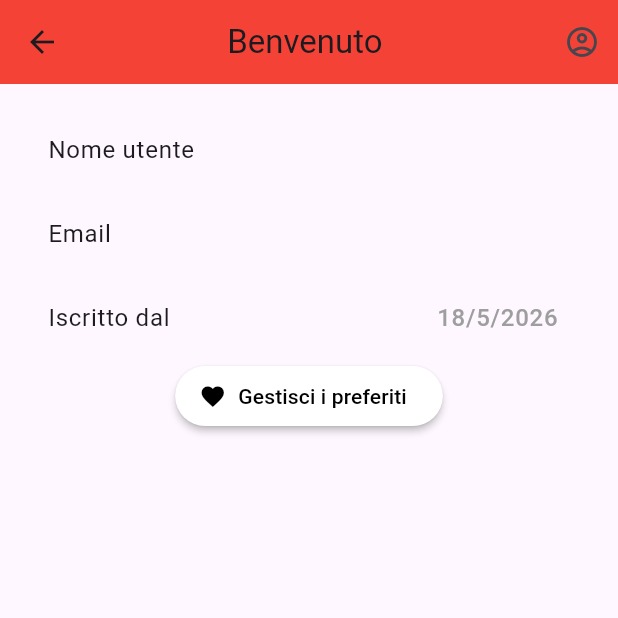
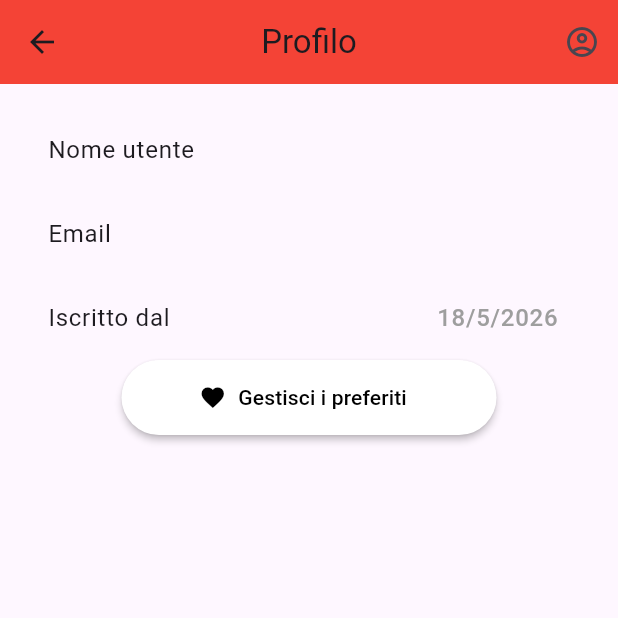
Before and after one commit to Nocturnal23/f1_news, a Flutter app: the Profile screen opened by its route, on a phone screen of 412 x 824 dp, the top half of it. Run offline on Flutter 3.47's test engine with Material 3 defaults, Android fonts, the phone set to English and light mode, and no system bars; our stand-ins replace cloud_firestore, firebase_auth, firebase_core, flutter_form_builder, flutter_riverpod, form_builder_validators and 1 more; missing offline and left inert: countries_utils, country_flags; accounts and stored records are empty; generated files the repository leaves out were written again.

Commit message:
Refactor: Adattato per il responsive.

```diff
--- a/lib/screens/appbar/profile.dart
+++ b/lib/screens/appbar/profile.dart
@@ -4,6 +4,7 @@ import 'package:f1_news/widgets/navigation/app_bar_custom.dart';
 import 'package:flutter/material.dart';
 import 'package:flutter_riverpod/flutter_riverpod.dart';
 
+import '../../core/providers/screenProvider.dart';
 import '../../widgets/dialogs/manage_favorite.dart';
 
 class Profile extends ConsumerWidget {
@@ -12,43 +13,75 @@ class Profile extends ConsumerWidget {
   @override
   Widget build(BuildContext context, WidgetRef ref) {
     final user = ref.watch(currentUserProvider).value;
+    final screen = ref.watch(screenProvider);
 
     return Scaffold(
-      appBar: AppBarCustom(title: "Benvenuto ${user?.displayName}"),
+      appBar: AppBarCustom(title: "Profilo"),
 
-      body: _buildBody(user, context),
+      body: _buildBody(user, screen, context),
     );
   }
 
-  Widget _buildBody(UserModel? user, BuildContext context) {
+  Widget _buildBody(
+    UserModel? user,
+    ScreenProvider screen,
+    BuildContext context,
+  ) {
     return ListView(
       padding: EdgeInsets.all(16.0),
       children: [
         ListTile(
-          title: const Text("Nome utente"),
+          title: Text(
+            "Nome utente",
+            style: TextStyle(
+              fontSize: screen.isSmallPhone ? 13 : 16,
+            ),
+          ),
           trailing: Text(
             user!.displayName,
-            style: const TextStyle(fontSize: 16, color: Colors.grey),
+            style: TextStyle(
+              fontSize: screen.isSmallPhone ? 13 : 16,
+              color: Colors.grey,
+            ),
           ),
         ),
 
         ListTile(
-          title: const Text("Email"),
+          title: Text(
+            "Email",
+            style: TextStyle(
+              fontSize: screen.isSmallPhone ? 13 : 16,
+            ),
+          ),
           trailing: Text(
             user!.email,
-            style: const TextStyle(fontSize: 16, color: Colors.grey),
+            style: TextStyle(
+              fontSize: screen.isSmallPhone ? 13 : 16,
+              color: Colors.grey,
+            ),
           ),
         ),
 
         ListTile(
-          title: const Text("Iscritto dal"),
+          title: Text(
+            "Iscritto dal",
+            style: TextStyle(
+              fontSize: screen.isSmallPhone ? 13 : 16,
+            ),
+          ),
           trailing: Text(
             "${user.createdAt.day}/${user.createdAt.month}/${user.createdAt.year}",
-            style: const TextStyle(fontSize: 16, color: Colors.grey),
+            style: TextStyle(
+              fontSize: screen.isSmallPhone ? 13 : 16,
+              color: Colors.grey,
+            ),
           ),
         ),
 
         Center(
+          child: SizedBox(
+            width: screen.isSmallPhone ? double.infinity : 250,
+            height: screen.isSmallPhone ? 45 : 50,
             child: FilledButton.icon(
               style: FilledButton.styleFrom(
                 backgroundColor: Colors.white,
@@ -65,6 +98,7 @@ class Profile extends ConsumerWidget {
               label: const Text("Gestisci i preferiti"),
             ),
           ),
+        ),
       ],
     );
   }
```
Also changed, not shown: lib/widgets/dialogs/manage_favorite.dart (+20 -16 lines). Lines whose indentation alone changed are shown as unchanged.
